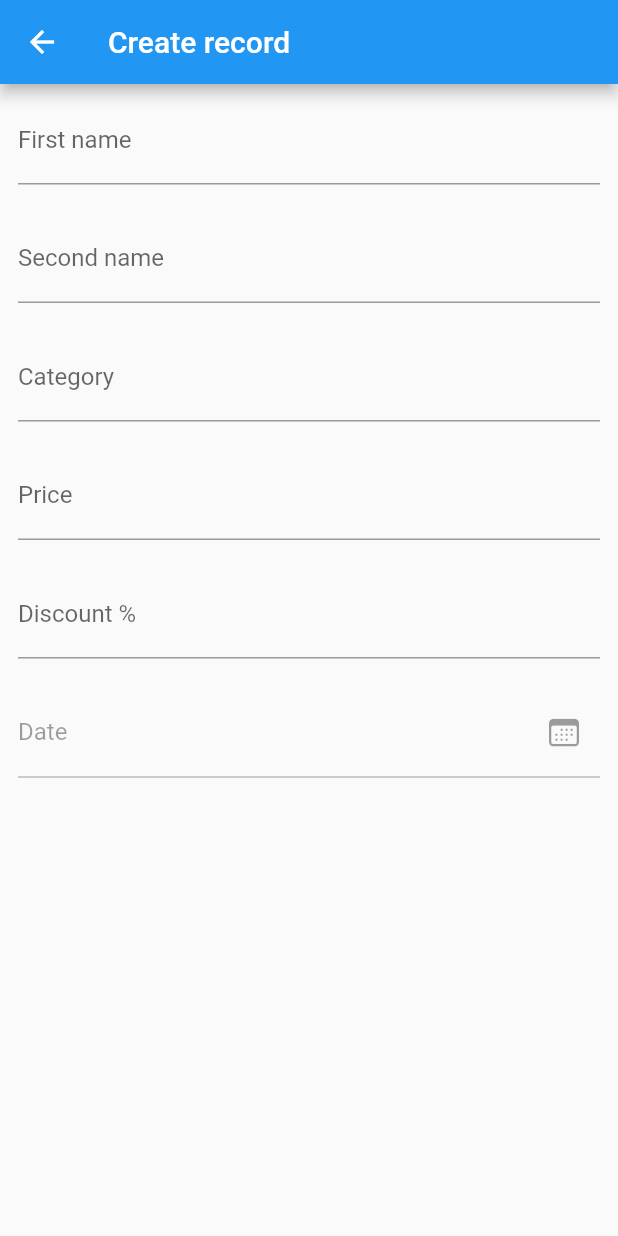
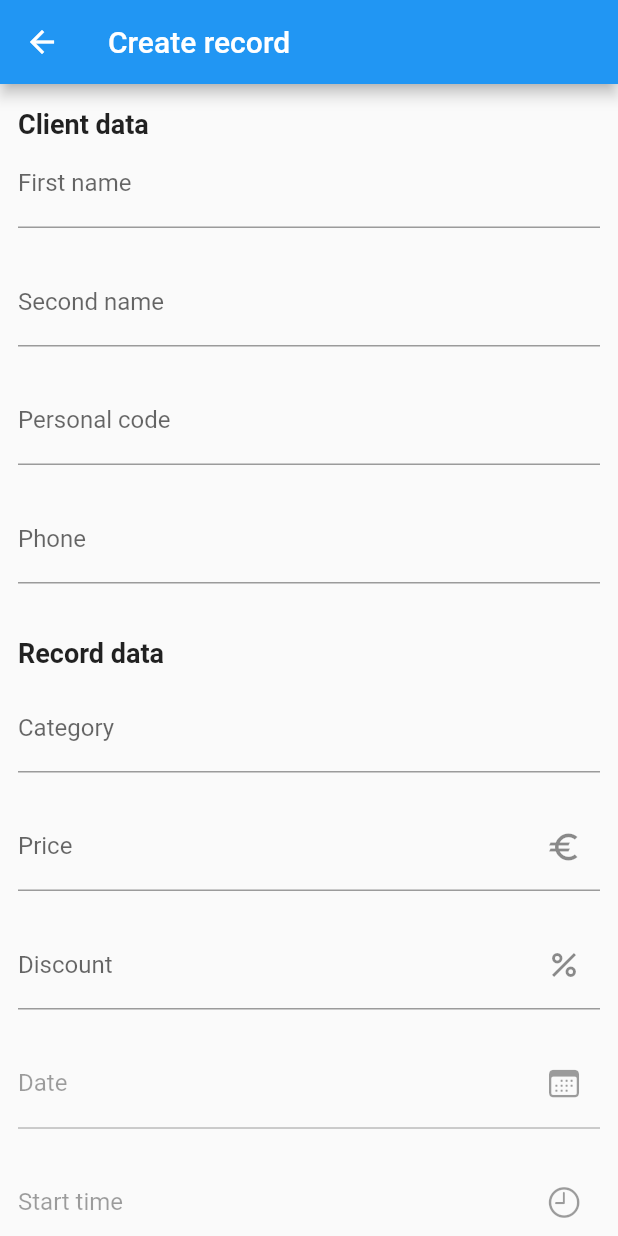
Before and after one commit to vaspadi/records_mobile_app, a Flutter app: the screen it shows after launch, after a tap on the "add" icon, on a phone screen of 412 x 824 dp. Run offline on Flutter 3.47's test engine with Material 2 defaults, Android fonts, the phone set to English and light mode, and no system bars; our stand-ins replace get, hive, hive_flutter; accounts and stored records are empty.

Commit message:
Add records creating

```diff
--- /dev/null
+++ b/lib/constants/format.dart
@@ -0,0 +1,17 @@
+import 'package:flutter/material.dart';
+
+class AppFromat {
+  static const date = 'dd/MM/yyyy';
+
+  static String formatTime(TimeOfDay time) {
+    final hour = time.hour.toString().length < 2
+        ? '0${time.hour}'
+        : time.hour.toString();
+
+    final minute = time.minute.toString().length < 2
+        ? '0${time.hour}'
+        : time.minute.toString();
+
+    return '$hour:$minute';
+  }
+}
--- a/lib/constants/paddings.dart
+++ b/lib/constants/paddings.dart
@@ -2,7 +2,7 @@ import 'package:flutter/widgets.dart';
 
 class AppPaddings {
   static const screenPaddings = EdgeInsets.symmetric(
-    vertical: 8,
+    vertical: 16,
     horizontal: 12,
   );
 
--- /dev/null
+++ b/lib/constants/text.dart
@@ -0,0 +1,8 @@
+import 'package:flutter/material.dart';
+
+class AppText {
+  static const h2 = TextStyle(
+    fontWeight: FontWeight.bold,
+    fontSize: 18,
+  );
+}
--- a/lib/controllers/records_controller.dart
+++ b/lib/controllers/records_controller.dart
@@ -1,12 +1,38 @@
 import 'package:get/get.dart';
+import 'package:hive_flutter/hive_flutter.dart';
+import 'package:mobile_app/models/client.dart';
 import 'package:mobile_app/models/record.dart';
 
 class RecordsController extends GetxController {
-  final _recordDto = Rx<Record>(Record());
+  final _recordDto = Rx<Record>(const Record());
 
-  RecordsController();
+  // final _records = RxList<Record>([]);
+
+  final Box<Record> _recordsBox;
+
+  final _records = RxList<Record>([]);
+
+  RecordsController(this._recordsBox) {
+    _records.value = _recordsBox.values.toList();
+  }
+
+  Client get client => _recordDto.value.client;
+
+  set client(Client v) =>
+      _recordDto.value = _recordDto.value.copyWith(client: v);
 
   Record get recordDto => _recordDto.value;
 
   set recordDto(Record v) => _recordDto.value = v;
+
+  List<Record> get records => _records;
+
+  void addRecord() {
+    _recordsBox.add(_recordDto.value);
+    _records.value = _recordsBox.values.toList();
+    _recordDto.value = const Record();
+    print(_recordsBox.length);
+  }
+
+  List<Record> getRecords() => _recordsBox.values.toList();
 }
--- /dev/null
+++ b/lib/dependency_injection.dart
@@ -0,0 +1,20 @@
+import 'package:get/get.dart';
+import 'package:hive_flutter/hive_flutter.dart';
+import 'package:mobile_app/controllers/records_controller.dart';
+import 'package:mobile_app/models/client.dart';
+import 'package:mobile_app/models/record.dart';
+
+class DependencyInjection {
+  static Future<void> init() async {
+    await Hive.initFlutter();
+    await _initDb();
+    final recordsBox = await Hive.openBox<Record>('records');
+
+    Get.put(RecordsController(recordsBox));
+  }
+
+  static Future<void> _initDb() async {
+    Hive.registerAdapter(RecordAdapter());
+    Hive.registerAdapter(ClientAdapter());
+  }
+}
--- a/lib/main.dart
+++ b/lib/main.dart
@@ -1,7 +1,9 @@
 import 'package:flutter/material.dart';
+import 'package:mobile_app/dependency_injection.dart';
 
 import 'app.dart';
 
 void main() async {
+  await DependencyInjection.init();
   runApp(const App());
 }
--- a/lib/models/client.dart
+++ b/lib/models/client.dart
@@ -1,13 +1,36 @@
+import 'package:hive_flutter/hive_flutter.dart';
+
+part 'client.g.dart';
+
+@HiveType(typeId: 2)
 class Client {
-  final String firstName;
-  final String secondName;
-  final String personalCode;
-  final String phone;
+  @HiveField(0)
+  final String? firstName;
+  @HiveField(1)
+  final String? secondName;
+  @HiveField(2)
+  final String? personalCode;
+  @HiveField(3)
+  final String? phone;
 
-  Client({
-    required this.firstName,
-    required this.secondName,
-    required this.personalCode,
-    required this.phone,
+  const Client({
+    this.firstName,
+    this.secondName,
+    this.personalCode,
+    this.phone,
   });
+
+  Client copyWith({
+    String? firstName,
+    String? secondName,
+    String? personalCode,
+    String? phone,
+  }) {
+    return Client(
+      firstName: firstName ?? this.firstName,
+      secondName: secondName ?? this.secondName,
+      personalCode: personalCode ?? this.personalCode,
+      phone: phone ?? this.phone,
+    );
+  }
 }
--- a/lib/models/record.dart
+++ b/lib/models/record.dart
@@ -1,16 +1,29 @@
+import 'package:flutter/material.dart';
+import 'package:hive/hive.dart';
 import 'package:mobile_app/models/client.dart';
 
+part 'record.g.dart';
+
+@HiveType(typeId: 0)
 class Record {
+  @HiveField(0)
   final String title;
+  @HiveField(1)
   final String category;
+  @HiveField(2)
   final double price;
+  @HiveField(3)
   final int? discount;
+  @HiveField(4)
   final DateTime? date;
-  final DateTime? startTime;
-  final DateTime? endTime;
-  final Client? client;
+  @HiveField(5)
+  final TimeOfDay? startTime;
+  @HiveField(6)
+  final TimeOfDay? endTime;
+  @HiveField(7)
+  final Client client;
 
-  Record({
+  const Record({
     this.title = '',
     this.category = '',
     this.price = 0,
@@ -18,6 +31,28 @@ class Record {
     this.date,
     this.startTime,
     this.endTime,
-    this.client,
+    this.client = const Client(),
   });
+
+  Record copyWith({
+    String? title,
+    String? category,
+    double? price,
+    int? discount,
+    DateTime? date,
+    TimeOfDay? startTime,
+    TimeOfDay? endTime,
+    Client? client,
+  }) {
+    return Record(
+      title: title ?? this.title,
+      category: category ?? this.category,
+      price: price ?? this.price,
+      discount: discount ?? this.discount,
+      date: date ?? this.date,
+      startTime: startTime ?? this.startTime,
+      endTime: endTime ?? this.endTime,
+      client: client ?? this.client,
+    );
+  }
 }
--- a/lib/views/home_screen.dart
+++ b/lib/views/home_screen.dart
@@ -1,12 +1,17 @@
 import 'package:flutter/material.dart';
+import 'package:get/get.dart';
+import 'package:mobile_app/controllers/records_controller.dart';
 import 'package:mobile_app/views/record_creating_screen.dart';
 
 class HomeScreen extends StatelessWidget {
   const HomeScreen({Key? key}) : super(key: key);
 
+  RecordsController get controller => Get.find<RecordsController>();
+
   @override
   Widget build(BuildContext context) {
-    return Scaffold(
+    return Obx(
+      () => Scaffold(
         appBar: AppBar(
           title: const Text('Home'),
           actions: [
@@ -16,7 +21,16 @@ class HomeScreen extends StatelessWidget {
             ),
           ],
         ),
-      body: const Text('asdf'),
+        body: controller.records.isEmpty
+            ? const Center(
+                child: Text('No data'),
+              )
+            : ListView(
+                children: controller.records.map((e) {
+                  return Text(e.client.firstName ?? 'user');
+                }).toList(),
+              ),
+      ),
     );
   }
 }
--- a/lib/views/record_creating_screen.dart
+++ b/lib/views/record_creating_screen.dart
@@ -1,14 +1,22 @@
 import 'package:flutter/material.dart';
 import 'package:get/get.dart';
 import 'package:mobile_app/constants/paddings.dart';
+import 'package:mobile_app/constants/text.dart';
 import 'package:mobile_app/controllers/records_controller.dart';
-import 'package:mobile_app/widgets/controls/datepicker.dart';
+import 'package:mobile_app/models/client.dart';
+import 'package:mobile_app/models/record.dart';
+import 'package:mobile_app/widgets/controls/date_picker.dart';
 import 'package:mobile_app/widgets/controls/input.dart';
+import 'package:mobile_app/widgets/controls/time_picker.dart';
 
 class RecordCreatingScreen extends StatelessWidget {
   const RecordCreatingScreen({Key? key}) : super(key: key);
 
-  RecordsController get contoller => Get.put(RecordsController());
+  Client get client => controller.client;
+
+  RecordsController get controller => Get.find<RecordsController>();
+
+  Record get record => controller.recordDto;
 
   @override
   Widget build(BuildContext context) {
@@ -16,37 +24,100 @@ class RecordCreatingScreen extends StatelessWidget {
       appBar: AppBar(
         title: const Text('Create record'),
       ),
-      body: Container(
+      body: ListView(
         padding: AppPaddings.screenPaddings,
-        child: Column(
         children: [
-            const Input(
+          const Text(
+            'Client data',
+            style: AppText.h2,
+          ),
+          Input(
             label: 'First name',
             padding: AppPaddings.verticalListGap,
+            onChanged: (v) {
+              controller.client = client.copyWith(firstName: v);
+            },
           ),
-            const Input(
+          Input(
             label: 'Second name',
             padding: AppPaddings.verticalListGap,
+            onChanged: (v) {
+              controller.client = client.copyWith(secondName: v);
+            },
           ),
-            const Input(
+          Input(
+            label: 'Personal code',
+            padding: AppPaddings.verticalListGap,
+            onChanged: (v) {
+              controller.client = client.copyWith(personalCode: v);
+            },
+          ),
+          Input(
+            label: 'Phone',
+            padding: AppPaddings.verticalListGap,
+            onChanged: (v) {
+              controller.client = client.copyWith(phone: v);
+            },
+          ),
+          const Padding(
+            padding: EdgeInsets.only(bottom: 10, top: 16),
+            child: Text(
+              'Record data',
+              style: AppText.h2,
+            ),
+          ),
+          Input(
             label: 'Category',
             padding: AppPaddings.verticalListGap,
+            onChanged: (v) {
+              controller.recordDto = record.copyWith(category: v);
+            },
           ),
-            const Input(
+          Input(
             label: 'Price',
+            suffixIcon: const Icon(Icons.euro),
             padding: AppPaddings.verticalListGap,
             keyboardType: TextInputType.number,
+            onChanged: (v) {
+              controller.recordDto = record.copyWith(price: double.parse(v));
+            },
           ),
-            const Input(
-              label: 'Discount %',
+          Input(
+            label: 'Discount',
+            suffixIcon: const Icon(Icons.percent),
             padding: AppPaddings.verticalListGap,
             keyboardType: TextInputType.number,
+            onChanged: (v) {
+              controller.recordDto = record.copyWith(discount: int.parse(v));
+            },
           ),
-            Datepicker(
+          DatePicker(
             label: 'Date',
+            padding: AppPaddings.verticalListGap,
+            onChanged: (v) {
+              controller.recordDto = record.copyWith(date: v);
+            },
           ),
+          TimePicker(
+            label: 'Start time',
+            padding: AppPaddings.verticalListGap,
+          ),
+          TimePicker(
+            label: 'End time',
+            padding: AppPaddings.verticalListGap,
+          ),
+          ElevatedButton(
+            child: const Text(
+              'Create',
+              style: TextStyle(
+                fontSize: 18,
+              ),
+            ),
+            onPressed: () {
+              controller.addRecord();
+            },
+          )
         ],
-        ),
       ),
     );
   }
--- a/lib/widgets/controls/datepicker.dart
+++ b/lib/widgets/controls/date_picker.dart
@@ -1,22 +1,26 @@
 import 'package:flutter/cupertino.dart';
 import 'package:flutter/material.dart';
+import 'package:intl/intl.dart';
 import 'package:mobile_app/widgets/controls/input.dart';
 
-class Datepicker extends StatelessWidget {
+class DatePicker extends StatelessWidget {
   final String? label;
   final EdgeInsetsGeometry? padding;
+  final void Function(DateTime?)? onChanged;
 
   final input = TextEditingController();
 
-  Datepicker({
+  DatePicker({
     this.label,
     this.padding,
+    this.onChanged,
     Key? key,
   }) : super(key: key);
 
   @override
   Widget build(BuildContext context) {
     return Input(
+      controller: input,
       label: label,
       padding: padding,
       disabled: true,
@@ -29,7 +33,9 @@ class Datepicker extends StatelessWidget {
           lastDate: DateTime.now(),
         );
 
-        print(date);
+        onChanged?.call(date);
+
+        if (date != null) input.text = DateFormat('MM/dd/yyyy').format(date);
       },
     );
   }
--- a/lib/widgets/controls/input.dart
+++ b/lib/widgets/controls/input.dart
@@ -1,5 +1,4 @@
 import 'package:flutter/material.dart';
-import 'package:flutter/services.dart';
 
 class Input extends StatelessWidget {
   final String? label;
@@ -7,7 +6,9 @@ class Input extends StatelessWidget {
   final TextInputType? keyboardType;
   final bool disabled;
   final Widget? suffixIcon;
+  final TextEditingController? controller;
   final void Function()? onTap;
+  final void Function(String)? onChanged;
 
   const Input({
     this.label,
@@ -15,7 +16,9 @@ class Input extends StatelessWidget {
     this.keyboardType,
     this.disabled = false,
     this.suffixIcon,
+    this.controller,
     this.onTap,
+    this.onChanged,
     Key? key,
   }) : super(key: key);
 
@@ -26,12 +29,14 @@ class Input extends StatelessWidget {
       child: InkWell(
         onTap: onTap,
         child: TextFormField(
+          controller: controller,
           keyboardType: keyboardType,
           decoration: InputDecoration(
             label: Text(label ?? ''),
             suffixIcon: suffixIcon,
           ),
           enabled: !disabled,
+          onChanged: onChanged,
         ),
       ),
     );
--- /dev/null
+++ b/lib/widgets/controls/time_picker.dart
@@ -0,0 +1,44 @@
+import 'package:flutter/cupertino.dart';
+import 'package:flutter/material.dart';
+import 'package:mobile_app/constants/format.dart';
+import 'package:mobile_app/widgets/controls/input.dart';
+
+class TimePicker extends StatelessWidget {
+  final String? label;
+  final EdgeInsetsGeometry? padding;
+  final bool time;
+  final void Function(TimeOfDay?)? onChanged;
+
+  final input = TextEditingController();
+
+  TimePicker({
+    this.label,
+    this.padding,
+    this.time = false,
+    this.onChanged,
+    Key? key,
+  }) : super(key: key);
+
+  @override
+  Widget build(BuildContext context) {
+    return Input(
+      controller: input,
+      label: label,
+      padding: padding,
+      disabled: true,
+      suffixIcon: const Icon(CupertinoIcons.clock),
+      onTap: () async {
+        final time = await showTimePicker(
+            context: context,
+            initialTime: const TimeOfDay(
+              hour: 12,
+              minute: 0,
+            ));
+
+        onChanged?.call(time);
+
+        if (time != null) input.text = AppFromat.formatTime(time);
+      },
+    );
+  }
+}
--- a/pubspec.yaml
+++ b/pubspec.yaml
@@ -35,6 +35,11 @@ dependencies:
   # Use with the CupertinoIcons class for iOS style icons.
   cupertino_icons: ^1.0.2
   get: ^4.6.1
+  intl: ^0.17.0
+  hive: ^2.1.0
+  hive_flutter: ^1.1.0
+  hive_generator: ^1.1.2
+  build_runner: ^2.1.10
 
 dev_dependencies:
   flutter_test:
```
Also changed, not shown: lib/models/client.g.dart (added), lib/models/record.g.dart (added), pubspec.lock. Lines whose indentation alone changed are shown as unchanged.
